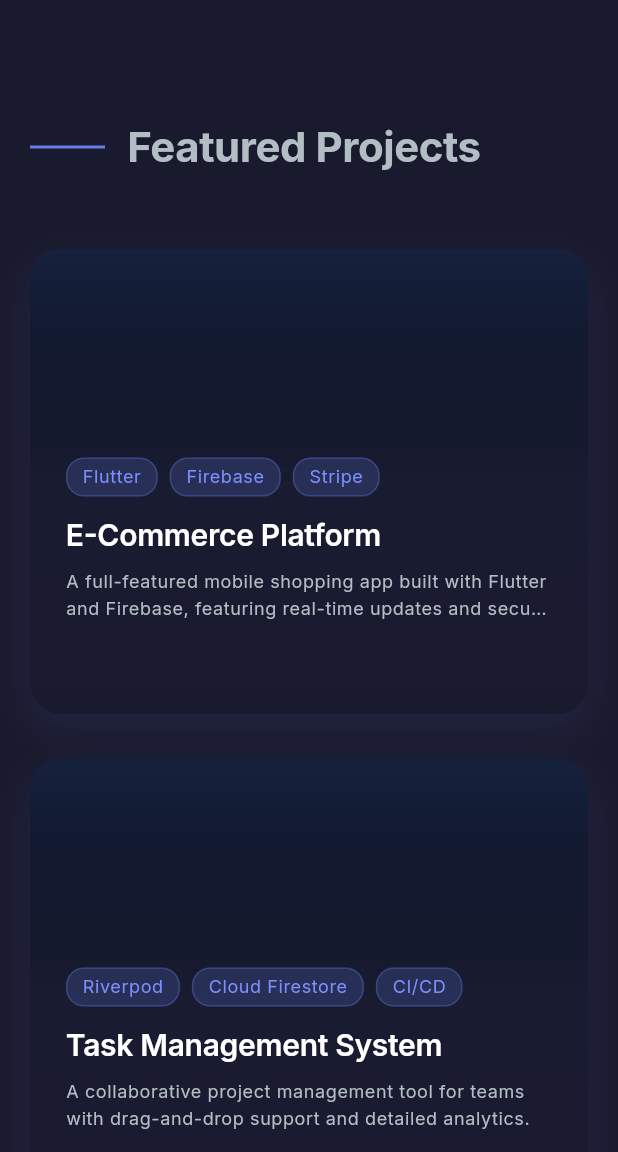
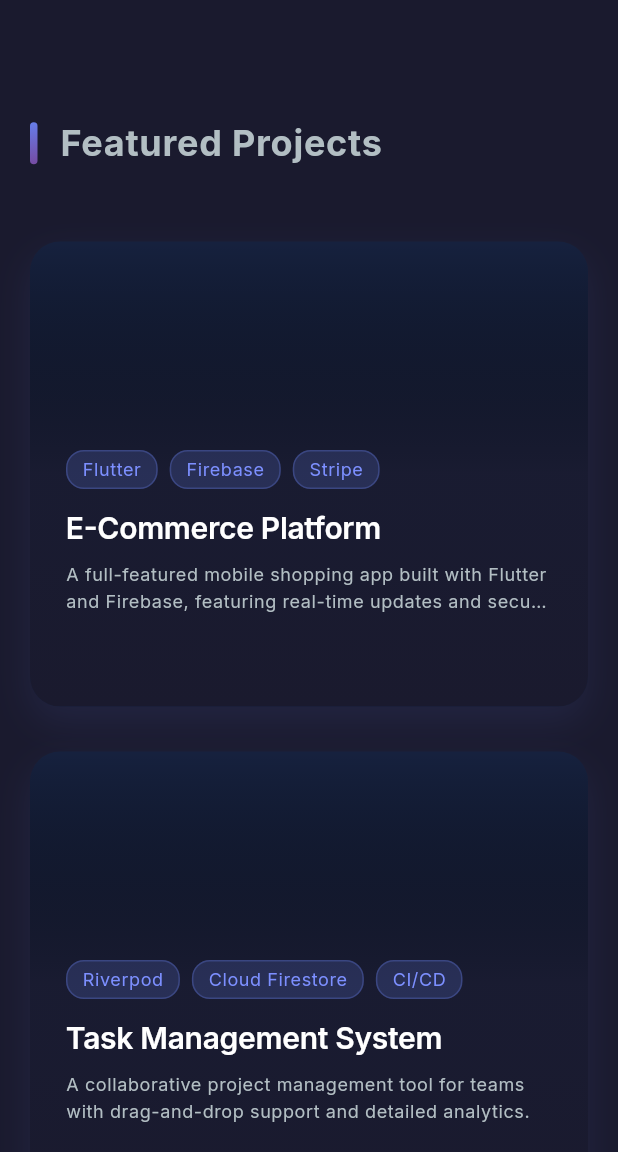
Before and after one commit to MakariosFared/portfolio, a Flutter app: the HomeTablet screen opened directly, after a tap on "View My Work", on a phone screen of 412 x 824 dp, the part 84-1236 px from its top. Run offline on Flutter 3.47's test engine with Material 3 defaults, Android fonts, the phone set to English and light mode, and no system bars; our stand-ins replace animate_do, dio, google_fonts, visibility_detector.

Commit message:
feat: Implement responsive home page with dedicated sections and core UI components.

```diff
--- /dev/null
+++ b/lib/core/widgets/scroll_reveal.dart
@@ -0,0 +1,82 @@
+import 'package:flutter/material.dart';
+import 'package:visibility_detector/visibility_detector.dart';
+import 'package:animate_do/animate_do.dart';
+
+enum ScrollRevealType { fadeSlideUp, fadeSlideRight, zoomFade }
+
+class ScrollReveal extends StatefulWidget {
+  final Widget child;
+  final ScrollRevealType type;
+  final Duration duration;
+  final Duration delay;
+  final double offset;
+
+  const ScrollReveal({
+    super.key,
+    required this.child,
+    this.type = ScrollRevealType.fadeSlideUp,
+    this.duration = const Duration(milliseconds: 500),
+    this.delay = Duration.zero,
+    this.offset = 50.0,
+  });
+
+  @override
+  State<ScrollReveal> createState() => _ScrollRevealState();
+}
+
+class _ScrollRevealState extends State<ScrollReveal> {
+  bool _hasAnimate = false;
+  final Key _visibilityKey = UniqueKey();
+
+  void _onVisibilityChanged(VisibilityInfo info) {
+    if (!_hasAnimate && info.visibleFraction > 0.1) {
+      setState(() {
+        _hasAnimate = true;
+      });
+    }
+  }
+
+  @override
+  Widget build(BuildContext context) {
+    return VisibilityDetector(
+      key: _visibilityKey,
+      onVisibilityChanged: _onVisibilityChanged,
+      child: _buildAnimation(),
+    );
+  }
+
+  Widget _buildAnimation() {
+    if (!_hasAnimate) {
+      return Opacity(opacity: 0, child: widget.child);
+    }
+
+    switch (widget.type) {
+      case ScrollRevealType.fadeSlideUp:
+        return FadeInUp(
+          duration: widget.duration,
+          delay: widget.delay,
+          from: widget.offset,
+          child: widget.child,
+        );
+      case ScrollRevealType.fadeSlideRight:
+        return FadeInLeft(
+          // AnimateDo's FadeInLeft slides from left to right
+          duration: widget.duration,
+          delay: widget.delay,
+          from: widget.offset,
+          child: widget.child,
+        );
+      case ScrollRevealType.zoomFade:
+        return FadeInDown(
+          // Use ZoomIn from animate_do
+          duration: widget.duration,
+          delay: widget.delay,
+          child: ZoomIn(
+            duration: widget.duration,
+            delay: widget.delay,
+            child: widget.child,
+          ),
+        );
+    }
+  }
+}
--- /dev/null
+++ b/lib/core/widgets/section_header.dart
@@ -0,0 +1,40 @@
+import 'package:flutter/material.dart';
+import '../../core/theme/colors.dart';
+import '../../core/theme/typography.dart';
+import 'scroll_reveal.dart';
+
+class SectionHeader extends StatelessWidget {
+  final String title;
+  final bool isMobile;
+
+  const SectionHeader({super.key, required this.title, this.isMobile = false});
+
+  @override
+  Widget build(BuildContext context) {
+    return ScrollReveal(
+      type: ScrollRevealType.fadeSlideRight,
+      child: Row(
+        children: [
+          Container(
+            width: 5,
+            height: isMobile ? 28 : 35,
+            decoration: BoxDecoration(
+              gradient: AppColors.primaryGradient,
+              borderRadius: BorderRadius.circular(10),
+            ),
+          ),
+          const SizedBox(width: 15),
+          Text(
+            title,
+            style: AppTypography.h2.copyWith(
+              color: AppColors.textLight,
+              fontSize: isMobile ? 24 : 32,
+              fontWeight: FontWeight.bold,
+              letterSpacing: 0.5,
+            ),
+          ),
+        ],
+      ),
+    );
+  }
+}
--- a/lib/features/home/views/home_desktop.dart
+++ b/lib/features/home/views/home_desktop.dart
@@ -1,4 +1,3 @@
-import 'package:animate_do/animate_do.dart';
 import 'package:flutter/material.dart';
 import 'package:my_portfolio/features/home/widgets/professional_journey.dart';
 import '../../../../core/theme/colors.dart';
@@ -7,7 +6,6 @@ import '../widgets/connect_with_me.dart';
 import '../widgets/desktop_app_bar.dart';
 import '../widgets/featured_projects.dart';
 import '../widgets/hero_section.dart';
-
 import '../widgets/technical_expertise.dart';
 
 class HomeDesktop extends StatefulWidget {
@@ -63,16 +61,24 @@ class _HomeDesktopState extends State<HomeDesktop> {
               onContactTap: () => _scrollToSection(_contactKey),
             ),
             const SizedBox(height: 100),
-            FadeInUp(key: _skillsKey, child: const TechnicalExpertise()),
+            TechnicalExpertise(key: _skillsKey),
             const SizedBox(height: 100),
-            FadeInUp(key: _journeyKey, child: const ProfessionalJourney()),
+            ProfessionalJourney(key: _journeyKey),
             const SizedBox(height: 100),
             FeaturedProjects(key: _projectsKey),
             const SizedBox(height: 100),
             ConnectWithMe(key: _contactKey),
             const SizedBox(height: 60),
             // Footer
-            Container(
+            _buildFooter(),
+          ],
+        ),
+      ),
+    );
+  }
+
+  Widget _buildFooter() {
+    return Container(
       padding: const EdgeInsets.symmetric(vertical: 40),
       width: double.infinity,
       color: AppColors.surfaceDark.withValues(alpha: 0.5),
@@ -95,10 +101,6 @@ class _HomeDesktopState extends State<HomeDesktop> {
           ],
         ),
       ),
-            ),
-          ],
-        ),
-      ),
     );
   }
 }
--- a/lib/features/home/views/home_mobile.dart
+++ b/lib/features/home/views/home_mobile.dart
@@ -1,4 +1,3 @@
-import 'package:animate_do/animate_do.dart';
 import 'package:flutter/material.dart';
 import 'package:my_portfolio/features/home/widgets/professional_journey.dart';
 import '../../../../core/theme/colors.dart';
@@ -107,29 +106,31 @@ class _HomeMobileState extends State<HomeMobile> {
               onContactTap: () => _scrollToSection(_contactKey),
             ),
             const SizedBox(height: 60),
-            FadeInUp(key: _skillsKey, child: const TechnicalExpertise()),
+            TechnicalExpertise(key: _skillsKey),
             const SizedBox(height: 60),
-            FadeInUp(key: _journeyKey, child: const ProfessionalJourney()),
+            ProfessionalJourney(key: _journeyKey),
             const SizedBox(height: 60),
             FeaturedProjects(key: _projectsKey),
             const SizedBox(height: 60),
             ConnectWithMe(key: _contactKey),
             const SizedBox(height: 60),
             // Footer
-            Container(
-              padding: const EdgeInsets.all(20),
-              width: double.infinity,
-              color: AppColors.surfaceDark.withValues(alpha: 0.5),
-              child: Center(
-                child: Text(
-                  '© 2026 Makarios Fared Naeem',
-                  style: AppTypography.caption.copyWith(
-                    color: AppColors.textSecondary,
-                  ),
-                ),
-              ),
-            ),
+            _buildFooter(),
           ],
+        ),
+      ),
+    );
+  }
+
+  Widget _buildFooter() {
+    return Container(
+      padding: const EdgeInsets.all(20),
+      width: double.infinity,
+      color: AppColors.surfaceDark.withValues(alpha: 0.5),
+      child: Center(
+        child: Text(
+          '© 2026 Makarios Fared Naeem',
+          style: AppTypography.caption.copyWith(color: AppColors.textSecondary),
         ),
       ),
     );
--- a/lib/features/home/views/home_tablet.dart
+++ b/lib/features/home/views/home_tablet.dart
@@ -1,4 +1,3 @@
-import 'package:animate_do/animate_do.dart';
 import 'package:flutter/material.dart';
 import 'package:my_portfolio/features/home/widgets/professional_journey.dart';
 import '../../../../core/theme/colors.dart';
@@ -94,28 +93,31 @@ class _HomeTabletState extends State<HomeTablet> {
               onContactTap: () => _scrollToSection(_contactKey),
             ),
             const SizedBox(height: 80),
-            FadeInUp(key: _skillsKey, child: const TechnicalExpertise()),
+            TechnicalExpertise(key: _skillsKey),
             const SizedBox(height: 80),
-            FadeInUp(key: _journeyKey, child: const ProfessionalJourney()),
+            ProfessionalJourney(key: _journeyKey),
             const SizedBox(height: 80),
             FeaturedProjects(key: _projectsKey),
             const SizedBox(height: 80),
             ConnectWithMe(key: _contactKey),
-            const SizedBox(height: 80),
-            Container(
-              padding: const EdgeInsets.symmetric(vertical: 40),
-              width: double.infinity,
-              color: AppColors.surfaceDark.withValues(alpha: 0.5),
-              child: Center(
-                child: Text(
-                  '© 2026 Makarios Fared Naeem',
-                  style: AppTypography.caption.copyWith(
-                    color: AppColors.textSecondary,
-                  ),
-                ),
-              ),
-            ),
+            const SizedBox(height: 60),
+            // Footer
+            _buildFooter(),
           ],
+        ),
+      ),
+    );
+  }
+
+  Widget _buildFooter() {
+    return Container(
+      padding: const EdgeInsets.all(30),
+      width: double.infinity,
+      color: AppColors.surfaceDark.withValues(alpha: 0.5),
+      child: Center(
+        child: Text(
+          '© 2026 Makarios Fared Naeem',
+          style: AppTypography.caption.copyWith(color: AppColors.textSecondary),
         ),
       ),
     );
--- a/lib/features/home/widgets/connect_with_me.dart
+++ b/lib/features/home/widgets/connect_with_me.dart
@@ -1,8 +1,9 @@
 import 'package:flutter/material.dart';
-import 'package:animate_do/animate_do.dart';
 import 'package:url_launcher/url_launcher.dart';
 import '../../../../core/theme/colors.dart';
 import '../../../../core/theme/typography.dart';
+import '../../../../core/widgets/scroll_reveal.dart';
+import '../../../../core/widgets/section_header.dart';
 
 class ConnectWithMe extends StatelessWidget {
   const ConnectWithMe({super.key});
@@ -19,17 +20,11 @@ class ConnectWithMe extends StatelessWidget {
       color: AppColors.surfaceDark.withValues(alpha: 0.3),
       child: Column(
         children: [
-          FadeInDown(
-            child: Text(
-              'Get In Touch',
-              style: AppTypography.h2.copyWith(
-                color: AppColors.textLight,
-                fontSize: isMobile ? 28 : 40,
-              ),
-            ),
-          ),
+          SectionHeader(title: 'Get In Touch', isMobile: isMobile),
           const SizedBox(height: 15),
-          FadeInUp(
+          ScrollReveal(
+            type: ScrollRevealType.fadeSlideUp,
+            delay: const Duration(milliseconds: 200),
             child: Text(
               "Let's build something amazing together.",
               style: AppTypography.bodyLarge.copyWith(
@@ -42,16 +37,36 @@ class ConnectWithMe extends StatelessWidget {
           isMobile
               ? Column(
                   children: [
-                    _buildContactInfo(),
+                    ScrollReveal(
+                      type: ScrollRevealType.fadeSlideUp,
+                      delay: const Duration(milliseconds: 300),
+                      child: _buildContactInfo(),
+                    ),
                     const SizedBox(height: 40),
-                    _buildSocialLinks(),
+                    ScrollReveal(
+                      type: ScrollRevealType.zoomFade,
+                      delay: const Duration(milliseconds: 400),
+                      child: _buildSocialLinks(),
+                    ),
                   ],
                 )
               : Row(
                   mainAxisAlignment: MainAxisAlignment.spaceEvenly,
                   children: [
-                    Expanded(child: _buildContactInfo()),
-                    Expanded(child: _buildSocialLinks()),
+                    Expanded(
+                      child: ScrollReveal(
+                        type: ScrollRevealType.fadeSlideUp,
+                        delay: const Duration(milliseconds: 300),
+                        child: _buildContactInfo(),
+                      ),
+                    ),
+                    Expanded(
+                      child: ScrollReveal(
+                        type: ScrollRevealType.zoomFade,
+                        delay: const Duration(milliseconds: 400),
+                        child: _buildSocialLinks(),
+                      ),
+                    ),
                   ],
                 ),
         ],
--- a/lib/features/home/widgets/featured_projects.dart
+++ b/lib/features/home/widgets/featured_projects.dart
@@ -1,7 +1,8 @@
 import 'package:flutter/material.dart';
-import 'package:animate_do/animate_do.dart';
 import '../../../../core/theme/colors.dart';
 import '../../../../core/theme/typography.dart';
+import '../../../../core/widgets/scroll_reveal.dart';
+import '../../../../core/widgets/section_header.dart';
 
 class FeaturedProjects extends StatelessWidget {
   const FeaturedProjects({super.key});
@@ -18,22 +19,7 @@ class FeaturedProjects extends StatelessWidget {
       child: Column(
         crossAxisAlignment: CrossAxisAlignment.start,
         children: [
-          FadeInDown(
-            duration: const Duration(milliseconds: 800),
-            child: Row(
-              children: [
-                Container(width: 50, height: 2, color: AppColors.primary),
-                const SizedBox(width: 15),
-                Text(
-                  'Featured Projects',
-                  style: AppTypography.h2.copyWith(
-                    color: AppColors.textLight,
-                    fontSize: isMobile ? 28 : 36,
-                  ),
-                ),
-              ],
-            ),
-          ),
+          SectionHeader(title: 'Featured Projects', isMobile: isMobile),
           const SizedBox(height: 50),
           GridView.builder(
             shrinkWrap: true,
@@ -46,7 +32,8 @@ class FeaturedProjects extends StatelessWidget {
             ),
             itemCount: 4,
             itemBuilder: (context, index) {
-              return FadeInUp(
+              return ScrollReveal(
+                type: ScrollRevealType.fadeSlideUp,
                 delay: Duration(milliseconds: 200 * index),
                 child: _ProjectCard(
                   title: _fakeProjects[index]['title']!,
@@ -110,6 +97,9 @@ class _ProjectCardState extends State<_ProjectCard> {
             children: [
               // Project Image Placeholder with Gradient
               Positioned.fill(
+                child: ScrollReveal(
+                  type: ScrollRevealType.zoomFade,
+                  delay: const Duration(milliseconds: 300),
                   child: Container(
                     decoration: BoxDecoration(
                       gradient: LinearGradient(
@@ -120,6 +110,7 @@ class _ProjectCardState extends State<_ProjectCard> {
                           AppColors.backgroundDark.withValues(alpha: 0.8),
                           AppColors.backgroundDark,
                         ],
+                      ),
                     ),
                   ),
                 ),
--- a/lib/features/home/widgets/hero_section.dart
+++ b/lib/features/home/widgets/hero_section.dart
@@ -1,7 +1,7 @@
 import 'package:flutter/material.dart';
 import '../../../../core/theme/colors.dart';
 import '../../../../core/theme/typography.dart';
-import 'package:animate_do/animate_do.dart';
+import '../../../../core/widgets/scroll_reveal.dart';
 
 class HomeHero extends StatelessWidget {
   final VoidCallback? onWorkTap;
@@ -27,7 +27,8 @@ class HomeHero extends StatelessWidget {
           child: Column(
             mainAxisSize: MainAxisSize.min,
             children: [
-              FadeInDown(
+              ScrollReveal(
+                type: ScrollRevealType.fadeSlideUp,
                 duration: const Duration(milliseconds: 800),
                 child: Text(
                   'Crafting Mobile Experiences',
@@ -41,7 +42,8 @@ class HomeHero extends StatelessWidget {
                 ),
               ),
               const SizedBox(height: 10),
-              FadeInUp(
+              ScrollReveal(
+                type: ScrollRevealType.fadeSlideUp,
                 delay: const Duration(milliseconds: 300),
                 child: RichText(
                   textAlign: TextAlign.center,
@@ -75,7 +77,8 @@ class HomeHero extends StatelessWidget {
                 ),
               ),
               const SizedBox(height: 40),
-              FadeInUp(
+              ScrollReveal(
+                type: ScrollRevealType.fadeSlideUp,
                 delay: const Duration(milliseconds: 600),
                 child: Container(
                   padding: const EdgeInsets.symmetric(
@@ -113,7 +116,8 @@ class HomeHero extends StatelessWidget {
                 ),
               ),
               const SizedBox(height: 40),
-              FadeInUp(
+              ScrollReveal(
+                type: ScrollRevealType.fadeSlideUp,
                 delay: const Duration(milliseconds: 800),
                 child: Text(
                   'Expert in building high-performance, beautiful mobile and\n web applications using Flutter framework and modern tech stack.',
@@ -128,23 +132,32 @@ class HomeHero extends StatelessWidget {
               isMobile
                   ? Column(
                       children: [
-                        _Button(
+                        ScrollReveal(
+                          type: ScrollRevealType.zoomFade,
+                          delay: const Duration(milliseconds: 1000),
+                          child: _Button(
                             text: 'View My Work',
                             onPressed: onWorkTap ?? () {},
                             isPrimary: true,
                           ),
+                        ),
                         const SizedBox(height: 16),
-                        _Button(
+                        ScrollReveal(
+                          type: ScrollRevealType.zoomFade,
+                          delay: const Duration(milliseconds: 1100),
+                          child: _Button(
                             text: 'Contact Me',
                             onPressed: onContactTap ?? () {},
                             isPrimary: false,
+                          ),
                         ),
                       ],
                     )
                   : Row(
                       mainAxisAlignment: MainAxisAlignment.center,
                       children: [
-                        FadeInLeft(
+                        ScrollReveal(
+                          type: ScrollRevealType.zoomFade,
                           delay: const Duration(milliseconds: 1000),
                           child: _Button(
                             text: 'View My Work',
@@ -153,7 +166,8 @@ class HomeHero extends StatelessWidget {
                           ),
                         ),
                         const SizedBox(width: 25),
-                        FadeInRight(
+                        ScrollReveal(
+                          type: ScrollRevealType.zoomFade,
                           delay: const Duration(milliseconds: 1000),
                           child: _Button(
                             text: 'Contact Me',
--- a/lib/features/home/widgets/professional_journey.dart
+++ b/lib/features/home/widgets/professional_journey.dart
@@ -1,9 +1,11 @@
-import 'package:animate_do/animate_do.dart';
 import 'package:flutter/material.dart';
 import '../../../../core/theme/colors.dart';
 import '../../../../core/theme/typography.dart';
+import '../../../../core/widgets/scroll_reveal.dart';
+import '../../../../core/widgets/section_header.dart';
 
 class JourneyItem {
+  // ... existing JourneyItem (kept for brevity)
   final String role;
   final String company;
   final String period;
@@ -29,6 +31,7 @@ class ProfessionalJourney extends StatelessWidget {
   @override
   Widget build(BuildContext context) {
     final journeyItems = <JourneyItem>[
+      // ... existing items
       JourneyItem(
         role: 'Flutter Developer',
         company: 'Flieger Tech',
@@ -70,37 +73,15 @@ class ProfessionalJourney extends StatelessWidget {
           child: Column(
             crossAxisAlignment: CrossAxisAlignment.start,
             children: [
-              FadeInLeft(
-                duration: const Duration(milliseconds: 800),
-                child: Row(
-                  children: [
-                    Container(
-                      width: 5,
-                      height: 35,
-                      decoration: BoxDecoration(
-                        gradient: AppColors.primaryGradient,
-                        borderRadius: BorderRadius.circular(10),
-                      ),
-                    ),
-                    const SizedBox(width: 15),
-                    Text(
-                      'Professional Journey',
-                      style: AppTypography.h2.copyWith(
-                        color: AppColors.textLight,
-                        fontSize: isMobile ? 24 : 32,
-                        fontWeight: FontWeight.bold,
-                      ),
-                    ),
-                  ],
-                ),
-              ),
+              SectionHeader(title: 'Professional Journey', isMobile: isMobile),
               const SizedBox(height: 60),
 
               // Timeline and Cards
               isMobile
                   ? Column(
                       children: journeyItems.asMap().entries.map((entry) {
-                        return FadeInUp(
+                        return ScrollReveal(
+                          type: ScrollRevealType.fadeSlideUp,
                           delay: Duration(milliseconds: 100 * entry.key),
                           child: _JourneyCard(
                             item: entry.value,
@@ -118,6 +99,8 @@ class ProfessionalJourney extends StatelessWidget {
                           left: 20,
                           top: 0,
                           bottom: 0,
+                          child: ScrollReveal(
+                            type: ScrollRevealType.fadeSlideUp,
                             child: Container(
                               width: 2,
                               decoration: BoxDecoration(
@@ -133,9 +116,11 @@ class ProfessionalJourney extends StatelessWidget {
                               ),
                             ),
                           ),
+                        ),
                         Column(
                           children: journeyItems.asMap().entries.map((entry) {
-                            return FadeInUp(
+                            return ScrollReveal(
+                              type: ScrollRevealType.fadeSlideUp,
                               delay: Duration(milliseconds: 200 * entry.key),
                               child: _JourneyCard(
                                 item: entry.value,
--- a/lib/features/home/widgets/technical_expertise.dart
+++ b/lib/features/home/widgets/technical_expertise.dart
@@ -1,7 +1,8 @@
-import 'package:animate_do/animate_do.dart';
 import 'package:flutter/material.dart';
 import '../../../../core/theme/colors.dart';
 import '../../../../core/theme/typography.dart';
+import '../../../../core/widgets/scroll_reveal.dart';
+import '../../../../core/widgets/section_header.dart';
 
 class ExpertiseItem {
   final String title;
@@ -24,6 +25,7 @@ class TechnicalExpertise extends StatelessWidget {
   @override
   Widget build(BuildContext context) {
     final categories = <ExpertiseCategory>[
+      // ... existing categories (kept for brevity in replacement)
       ExpertiseCategory(
         title: 'Mobile Development',
         items: [
@@ -117,30 +119,7 @@ class TechnicalExpertise extends StatelessWidget {
           child: Column(
             crossAxisAlignment: CrossAxisAlignment.start,
             children: [
-              FadeInLeft(
-                duration: const Duration(milliseconds: 800),
-                child: Row(
-                  children: [
-                    Container(
-                      width: 5,
-                      height: 35,
-                      decoration: BoxDecoration(
-                        gradient: AppColors.primaryGradient,
-                        borderRadius: BorderRadius.circular(10),
-                      ),
-                    ),
-                    const SizedBox(width: 15),
-                    Text(
-                      'Technical Expertise',
-                      style: AppTypography.h2.copyWith(
-                        color: AppColors.textLight,
-                        fontSize: isMobile ? 24 : 32,
-                        fontWeight: FontWeight.bold,
-                      ),
-                    ),
-                  ],
-                ),
-              ),
+              SectionHeader(title: 'Technical Expertise', isMobile: isMobile),
               const SizedBox(height: 50),
 
               ...categories.map(
@@ -177,15 +156,27 @@ class _ExpertiseSection extends StatelessWidget {
     return Column(
       crossAxisAlignment: CrossAxisAlignment.start,
       children: [
-        Text(
-          title,
-          style: AppTypography.h4.copyWith(
-            color: AppColors.textLight,
-            fontWeight: FontWeight.w600,
+        ScrollReveal(
+          type: ScrollRevealType.fadeSlideUp,
+          offset: 20,
+          child: Text(
+            title,
+            style: AppTypography.h4.copyWith(
+              color: AppColors.textLight.withValues(alpha: 0.7),
+              fontWeight: FontWeight.w600,
+            ),
           ),
         ),
         const SizedBox(height: 10),
-        Divider(color: AppColors.border.withValues(alpha: 0.2), thickness: 1),
+        ScrollReveal(
+          type: ScrollRevealType.fadeSlideUp,
+          offset: 10,
+          delay: const Duration(milliseconds: 100),
+          child: Divider(
+            color: AppColors.border.withValues(alpha: 0.1),
+            thickness: 1,
+          ),
+        ),
         const SizedBox(height: 25),
         GridView.builder(
           shrinkWrap: true,
@@ -199,9 +190,10 @@ class _ExpertiseSection extends StatelessWidget {
           itemCount: items.length,
           itemBuilder: (context, index) {
             final item = items[index];
-            return FadeInUp(
+            return ScrollReveal(
+              type: ScrollRevealType.fadeSlideUp,
               delay: Duration(milliseconds: 100 * index),
-              duration: const Duration(milliseconds: 500),
+              offset: 30,
               child: _ExpertiseCard(item: item),
             );
           },
--- a/pubspec.yaml
+++ b/pubspec.yaml
@@ -61,6 +61,7 @@ dependencies:
   injectable: ^2.7.1+4
   injectable_generator: ^2.8.1
   liquid_glass_renderer: ^0.2.0-dev.4
+  visibility_detector: ^0.4.0+2
 
 dev_dependencies:
   flutter_test:
```
Also changed, not shown: pubspec.lock. Lines whose indentation alone changed are shown as unchanged.
